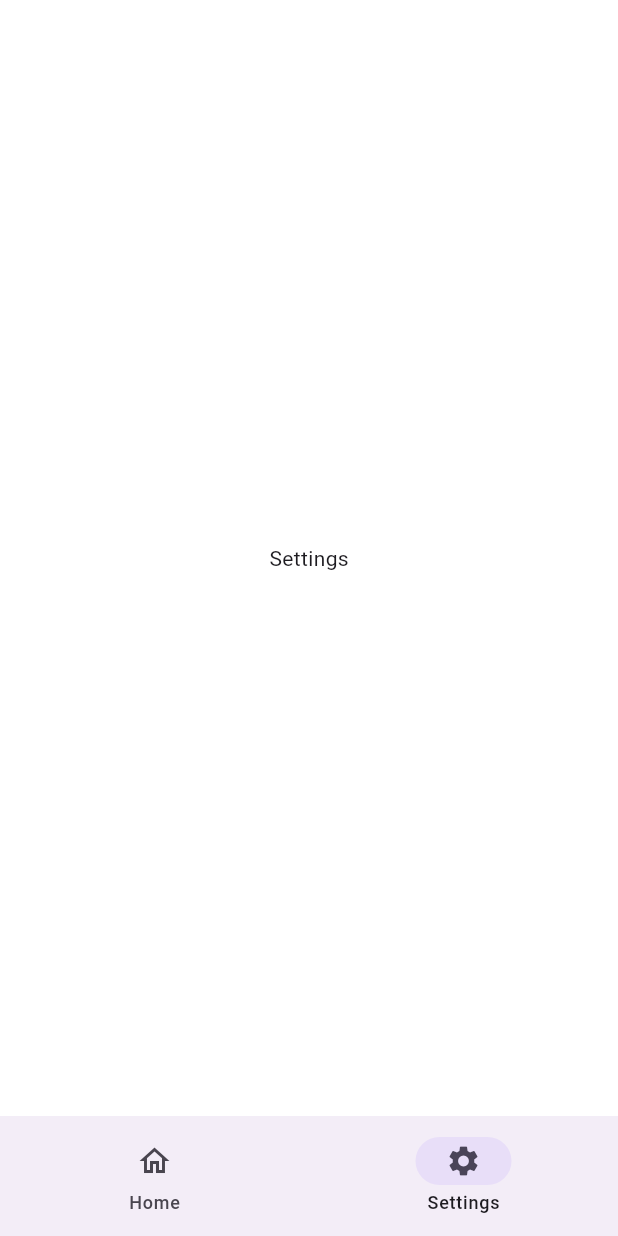
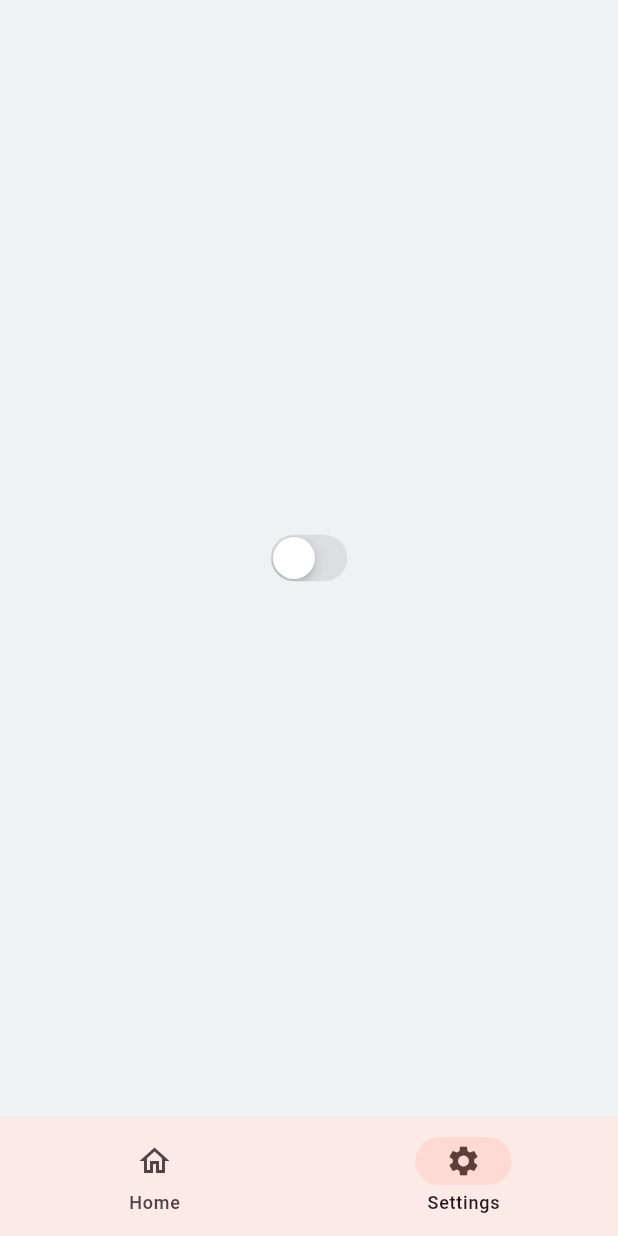
Before and after one commit to ultra-rony/flutter-dota2-hero-statistics, a Flutter app: the screen it shows after launch, item 2 of the bottom bar chosen, on a phone screen of 412 x 824 dp. Run offline on Flutter 3.47's test engine with Material 3 defaults, Android fonts, the phone set to English and light mode, and no system bars; our stand-ins replace bloc, flutter_bloc, get_it, go_router.

Commit message:
Theme switch

```diff
--- a/lib/core/di/di.dart
+++ b/lib/core/di/di.dart
@@ -1,11 +1,12 @@
+import 'package:dota2_heroes/features/settings/cubit/theme_cubit.dart';
 import 'package:dota2_heroes/features/navigation/cubit/navigation_cubit.dart';
 import 'package:get_it/get_it.dart';
 
 final sl = GetIt.instance;
 
 Future<void> initializeDependencies() async {
-  // Blocs
-
   // Cubit
   sl.registerFactory<NavigationCubit>(() => NavigationCubit());
+  sl.registerFactory<ThemeCubit>(() => ThemeCubit());
+  // Blocs
 }
--- a/lib/features/app/app.dart
+++ b/lib/features/app/app.dart
@@ -1,3 +1,4 @@
+import 'package:dota2_heroes/features/settings/cubit/theme_cubit.dart';
 import 'package:dota2_heroes/features/navigation/cubit/navigation_cubit.dart';
 import 'package:flutter/material.dart';
 import 'package:flutter_bloc/flutter_bloc.dart';
@@ -16,8 +17,12 @@ class MyApp extends StatelessWidget {
     return MultiBlocProvider(
         providers: [
           BlocProvider<NavigationCubit>(create: (context) => sl()),
+          BlocProvider<ThemeCubit>(create: (context) => sl()),
         ],
-        child: MaterialApp.router(
+        child: BlocBuilder<ThemeCubit, bool>(
+            bloc: context.read(),
+            builder: (context, isDark) {
+              return MaterialApp.router(
                   localizationsDelegates: const [
                     S.delegate,
                     GlobalMaterialLocalizations.delegate,
@@ -26,7 +31,8 @@ class MyApp extends StatelessWidget {
                   ],
                   supportedLocales: S.delegate.supportedLocales,
                   routerConfig: router,
-            theme: theme(),
-            debugShowCheckedModeBanner: false));
+                  theme: isDark ? darkTheme : lightTheme,
+                  debugShowCheckedModeBanner: false);
+            }));
   }
 }
--- a/lib/features/app/app_themes.dart
+++ b/lib/features/app/app_themes.dart
@@ -1,16 +1,48 @@
+import 'package:flutter/foundation.dart';
 import 'package:flutter/material.dart';
 
-ThemeData theme() {
-  return ThemeData(
-      scaffoldBackgroundColor: Colors.white, appBarTheme: appBarTheme());
+const _primaryColor = Color(0xFFF82B10);
+
+final darkTheme = ThemeData(
+  useMaterial3: true,
+  primaryColor: _primaryColor,
+  textTheme: _textTheme,
+  scaffoldBackgroundColor: Colors.black,
+  colorScheme: ColorScheme.fromSeed(
+    seedColor: _primaryColor,
+    brightness: Brightness.dark,
+  ),
+);
+
+final lightTheme = ThemeData(
+  useMaterial3: true,
+  primaryColor: _primaryColor,
+  textTheme: _textTheme,
+  scaffoldBackgroundColor: const Color(0xFFEFF1F3),
+  dividerTheme: DividerThemeData(
+    color: Colors.grey.withOpacity(0.1),
+  ),
+  colorScheme: ColorScheme.fromSeed(
+    seedColor: _primaryColor,
+    brightness: Brightness.light,
+  ),
+);
+
+const _textTheme = TextTheme(
+  titleMedium: TextStyle(
+    fontSize: 16,
+    fontWeight: FontWeight.w600,
+  ),
+  headlineLarge: TextStyle(
+    fontSize: 28,
+    fontWeight: FontWeight.w600,
+  ),
+);
+
+extension ThemePlatformExtension on ThemeData {
+  bool get isAndroid => defaultTargetPlatform == TargetPlatform.android;
+
+  Color get cupertinoAlertColor => const Color(0xFFF82B10);
+
+  Color get cupertinoActionColor => const Color(0xFF3478F7);
 }
-
-AppBarTheme appBarTheme() {
-  return const AppBarTheme(
-    color: Colors.white,
-    elevation: 0,
-    centerTitle: true,
-    toolbarTextStyle: TextStyle(color: Colors.black),
-    titleTextStyle: TextStyle(color: Colors.black, fontSize: 18),
-  );
-}
--- a/lib/features/navigation/navigation_screen.dart
+++ b/lib/features/navigation/navigation_screen.dart
@@ -10,7 +10,9 @@ class NavigationScreen extends StatelessWidget {
 
   @override
   Widget build(BuildContext context) {
-    return BlocBuilder<NavigationCubit, int>(builder: (context, count) {
+    return BlocBuilder<NavigationCubit, int>(
+        bloc: context.read(),
+        builder: (context, count) {
           return Scaffold(
             bottomNavigationBar: NavigationBar(
               onDestinationSelected: (int index) {
--- /dev/null
+++ b/lib/features/settings/cubit/theme_cubit.dart
@@ -0,0 +1,9 @@
+import 'package:bloc/bloc.dart';
+
+class ThemeCubit extends Cubit<bool> {
+  ThemeCubit() : super(false);
+
+  void onSelectedTheme(bool isDark) {
+    emit(isDark);
+  }
+}
--- a/lib/features/settings/settings_screen.dart
+++ b/lib/features/settings/settings_screen.dart
@@ -1,4 +1,7 @@
+import 'package:dota2_heroes/features/settings/cubit/theme_cubit.dart';
+import 'package:flutter/cupertino.dart';
 import 'package:flutter/material.dart';
+import 'package:flutter_bloc/flutter_bloc.dart';
 
 import '../../../generated/l10n.dart';
 
@@ -9,8 +12,19 @@ class SettingsScreen extends StatelessWidget {
   Widget build(BuildContext context) {
     return Scaffold(
       body: Center(
-        child: Text("Settings"),
-      ),
+          child: BlocBuilder<ThemeCubit, bool>(
+              bloc: context.read(),
+              builder: (context, isDark) {
+                return CupertinoSwitch(
+                  value: isDark,
+                  activeTrackColor: CupertinoColors.activeBlue,
+                  onChanged: (bool value) {
+                    context
+                        .read<ThemeCubit>()
+                        .onSelectedTheme(isDark ? false : true);
+                  },
+                );
+              })),
     );
   }
 }
```
Lines whose indentation alone changed are shown as unchanged.
